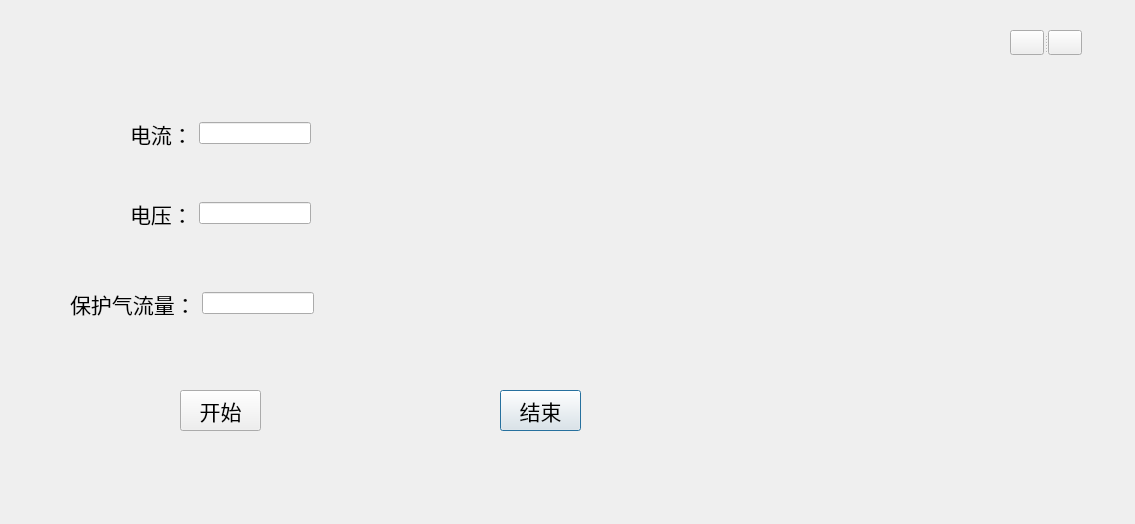
Old version of the form UiDesign/serialUi_diag.ui in the repository wwwK/DigitalTwin.
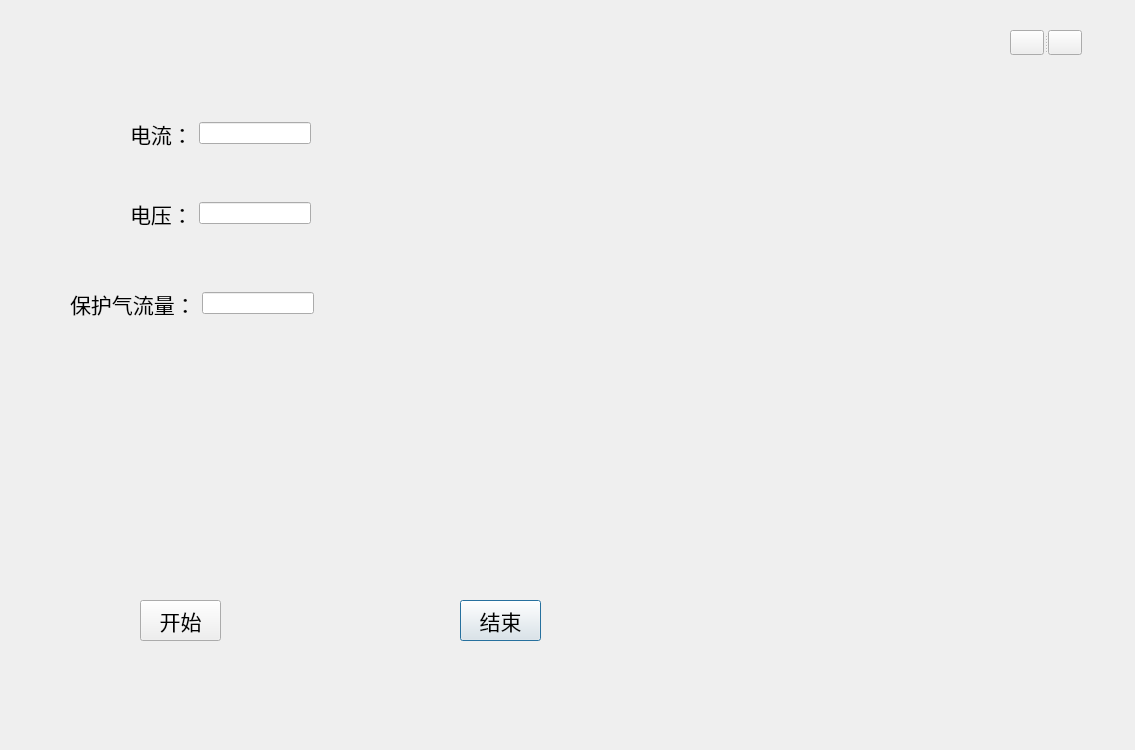
New version of the form. Custom widgets are drawn as their Qt base class.

```diff
--- a/UiDesign/serialUi_diag.ui
+++ b/UiDesign/serialUi_diag.ui
@@ -7,7 +7,7 @@
     <x>0</x>
     <y>0</y>
     <width>1135</width>
-    <height>524</height>
+    <height>750</height>
    </rect>
   </property>
   <property name="windowTitle">
@@ -16,8 +16,8 @@
   <widget class="QPushButton" name="stopButton">
    <property name="geometry">
     <rect>
-     <x>500</x>
-     <y>390</y>
+     <x>460</x>
+     <y>600</y>
      <width>81</width>
      <height>41</height>
     </rect>
@@ -35,8 +35,8 @@
   <widget class="QPushButton" name="startButton">
    <property name="geometry">
     <rect>
-     <x>180</x>
-     <y>390</y>
+     <x>140</x>
+     <y>600</y>
      <width>81</width>
      <height>41</height>
     </rect>
@@ -178,6 +178,16 @@
     </rect>
    </property>
   </widget>
+  <widget class="LMatplotlibWidget" name="plotL" native="true">
+   <property name="geometry">
+    <rect>
+     <x>650</x>
+     <y>460</y>
+     <width>331</width>
+     <height>181</height>
+    </rect>
+   </property>
+  </widget>
  </widget>
  <customwidgets>
   <customwidget>
@@ -192,6 +202,12 @@
    <header>VMatplotlibWidget</header>
    <container>1</container>
   </customwidget>
+  <customwidget>
+   <class>LMatplotlibWidget</class>
+   <extends>QWidget</extends>
+   <header>LMatplotlibWidget</header>
+   <container>1</container>
+  </customwidget>
  </customwidgets>
  <resources/>
  <connections>
```
